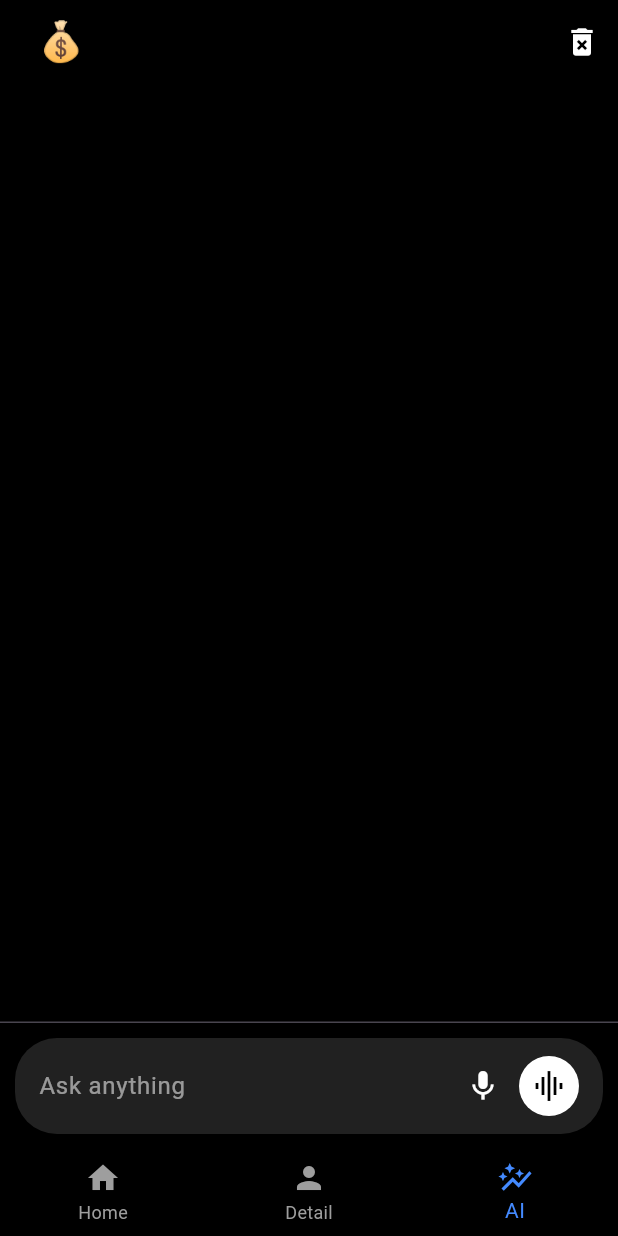
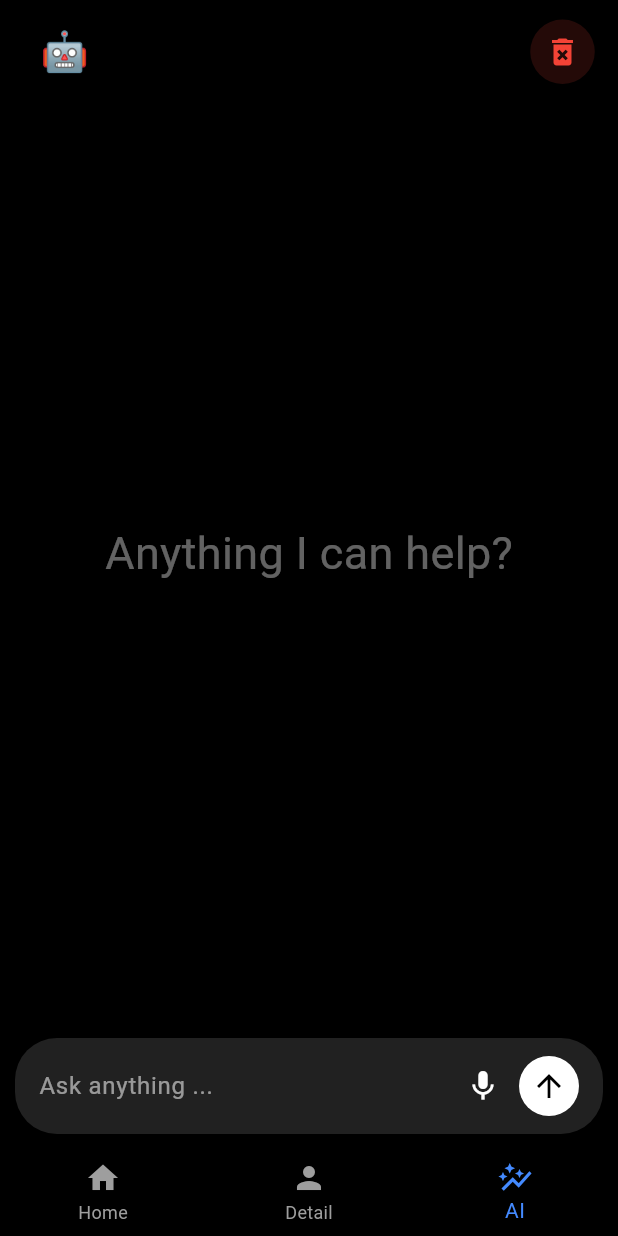
Before and after one commit to Gerard-Devlin/Saldo, a Flutter app: the screen it shows after launch, item 3 of the bottom bar chosen, on a phone screen of 412 x 824 dp. Run offline on Flutter 3.47's test engine with Material 3 defaults, Android fonts, the phone set to English and light mode, and no system bars; our stand-ins replace shared_preferences, sqflite; accounts and stored records are empty; Roboto replaces fonts that are missing (cursive).

Commit message:
improved compatibility

```diff
--- a/lib/pages/ai_page.dart
+++ b/lib/pages/ai_page.dart
@@ -122,8 +122,10 @@ class _AiPageState extends State<AiPage> {
     return Scaffold(
       backgroundColor: Colors.black,
       appBar: AppBar(
-        title: const Text(
-          " 💰",
+        title: const Padding(
+          padding: EdgeInsets.only(left: 10, top: 13),
+          child: Text(
+            "🤖",
             style: TextStyle(
               fontSize: 26,
               fontWeight: FontWeight.w800,
@@ -132,19 +134,44 @@ class _AiPageState extends State<AiPage> {
               color: Colors.white,
             ),
           ),
+        ),
+        centerTitle: false,
+
         backgroundColor: Colors.black,
         actions: [
-          IconButton(
+          Padding(
+            padding: const EdgeInsets.only(right: 13, top: 13),
+            child: Container(
+              decoration: BoxDecoration(
+                color: Colors.red.withOpacity(0.15),
+                shape: BoxShape.circle,
+              ),
+              child: IconButton(
                 icon: const Icon(Icons.delete_forever),
-            color: Colors.white,
+                color: Colors.red,
                 onPressed: _clearHistory,
+              ),
+            ),
           ),
         ],
       ),
       body: Column(
         children: [
           Expanded(
-            child: ListView.builder(
+            child: _messages.isEmpty
+                ? const Center(
+                    child: Text(
+                      "Anything I can help?",
+                      style: TextStyle(
+                        color: Colors.white38,
+                        fontSize: 30,
+                        fontWeight: FontWeight.w400,
+                        fontFamily: 'Roboto',
+                        // fontStyle: FontStyle.italic,
+                      ),
+                    ),
+                  )
+                : ListView.builder(
                     padding: const EdgeInsets.all(12),
                     itemCount: _messages.length + (_isLoading ? 1 : 0),
                     itemBuilder: (context, index) {
@@ -160,14 +187,21 @@ class _AiPageState extends State<AiPage> {
                           child: Container(
                             padding: const EdgeInsets.all(12),
                             constraints: BoxConstraints(
-                        maxWidth: MediaQuery.of(context).size.width * 0.75,
+                              maxWidth:
+                                  MediaQuery.of(context).size.width * 0.75,
                             ),
                             decoration: BoxDecoration(
                               color: isUser
-                            ? const Color(0xFF323232)
-                            : Colors.grey[800],
-                        borderRadius: BorderRadius.circular(15),
+                                  ? const Color(0xFF2A2A2A)
+                                  : const Color(0xFF333333),
+                              borderRadius: BorderRadius.only(
+                                topLeft: const Radius.circular(18),
+                                topRight: const Radius.circular(18),
+                                bottomLeft: Radius.circular(isUser ? 18 : 0),
+                                bottomRight: Radius.circular(isUser ? 0 : 18),
                               ),
+                            ),
+
                             child: Text(
                               msg['content'] ?? '',
                               style: const TextStyle(color: Colors.white),
@@ -192,7 +226,10 @@ class _AiPageState extends State<AiPage> {
                           child: Row(
                             mainAxisSize: MainAxisSize.min,
                             children: const [
-                        Text('Typing🙇‍♂️', style: TextStyle(color: Colors.white70)),
+                              Text(
+                                'Typing🙇‍♂️',
+                                style: TextStyle(color: Colors.white70),
+                              ),
                               SizedBox(width: 6),
                               LoadingDots(),
                             ],
@@ -203,7 +240,7 @@ class _AiPageState extends State<AiPage> {
                   ),
           ),
 
-          const Divider(height: 1),
+          // const Divider(height: 1),
           Container(
             margin: const EdgeInsets.all(10),
             padding: const EdgeInsets.symmetric(horizontal: 16, vertical: 8),
@@ -218,9 +255,16 @@ class _AiPageState extends State<AiPage> {
                     controller: _controller,
                     style: const TextStyle(color: Colors.white),
                     decoration: const InputDecoration.collapsed(
-                      hintText: "Ask anything",
+                      hintText: "Ask anything ...",
                       hintStyle: TextStyle(color: Colors.white54),
                     ),
+                    onSubmitted: (value) {
+                      final text = value.trim();
+                      if (text.isNotEmpty && !_isLoading) {
+                        _sendMessage(text);
+                        _controller.clear();
+                      }
+                    },
                   ),
                 ),
                 IconButton(
@@ -243,7 +287,7 @@ class _AiPageState extends State<AiPage> {
                       color: Colors.white,
                     ),
                     padding: const EdgeInsets.all(8),
-                    child: const Icon(Icons.graphic_eq, color: Colors.black),
+                    child: const Icon(Icons.arrow_upward, color: Colors.black),
                   ),
                 ),
               ],
--- a/pubspec.yaml
+++ b/pubspec.yaml
@@ -16,7 +16,7 @@ publish_to: 'none' # Remove this line if you wish to publish to pub.dev
 # https://developer.apple.com/library/archive/documentation/General/Reference/InfoPlistKeyReference/Articles/CoreFoundationKeys.html
 # In Windows, build-name is used as the major, minor, and patch parts
 # of the product and file versions while build-number is used as the build suffix.
-version: 1.1.0+1
+version: 1.2.0+1
 
 environment:
   sdk: ^3.8.1
```
Also changed, not shown: 2 other files. Lines whose indentation alone changed are shown as unchanged.
